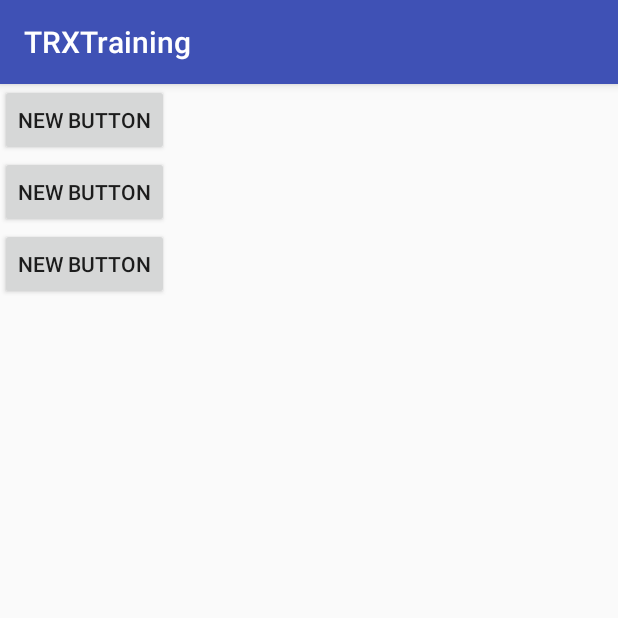
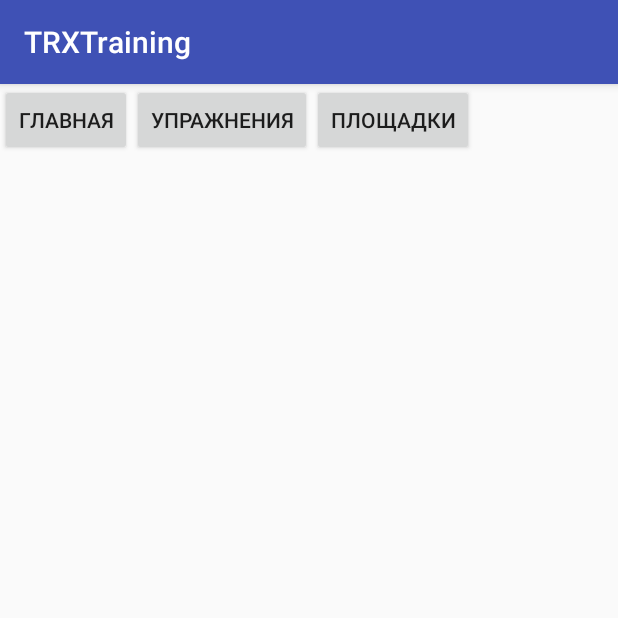
Before and after one commit to volhaBokuts/TRXTraining, an Android app: the screen it shows after launch (HomeActivity), on a phone screen of 412 x 824 dp, the top half of it. Run offline under Robolectric (Android 15) with nearby library versions, the phone set to English and light mode, and no system bars.

```diff
--- a/app/src/main/AndroidManifest.xml
+++ b/app/src/main/AndroidManifest.xml
@@ -8,14 +8,14 @@
         android:label="@string/app_name"
         android:supportsRtl="true"
         android:theme="@style/AppTheme">
-        <activity android:name=".HomeActivity">
+        <activity android:name=".SplashScreenActivity">
             <intent-filter>
                 <action android:name="android.intent.action.MAIN" />
 
                 <category android:name="android.intent.category.LAUNCHER" />
             </intent-filter>
         </activity>
-        <activity android:name=".SplashScreenActivity"></activity>
+        <activity android:name=".HomeActivity"></activity>
     </application>
 
 </manifest>
--- a/app/src/main/java/com/example/fellow/trxtraining/SplashScreenActivity.java
+++ b/app/src/main/java/com/example/fellow/trxtraining/SplashScreenActivity.java
@@ -1,13 +1,28 @@
 package com.example.fellow.trxtraining;
 
+import android.content.Intent;
+import android.os.Handler;
 import android.support.v7.app.AppCompatActivity;
 import android.os.Bundle;
 
 public class SplashScreenActivity extends AppCompatActivity {
 
+    //Время в милисекундах, в течение которого будет отображаться splash screen
+    private final int SPLASH_SCREEN_TIME = 5000;
+
     @Override
     protected void onCreate(Bundle savedInstanceState) {
         super.onCreate(savedInstanceState);
-        setContentView(R.layout.activity_splash_screen);
+        setContentView(R.layout.splash_screen);
+
+        new Handler().postDelayed(new Runnable() {
+            @Override
+            public void run() {
+                Intent intent = new Intent(SplashScreenActivity.this, HomeActivity.class);
+                SplashScreenActivity.this.startActivity(intent);
+                SplashScreenActivity.this.finish();
+            }
+        }, SPLASH_SCREEN_TIME);
+
     }
 }
--- a/app/src/main/res/layout/activity_main.xml
+++ b/app/src/main/res/layout/activity_main.xml
@@ -1,35 +1,36 @@
 <?xml version="1.0" encoding="utf-8"?>
-<RelativeLayout xmlns:android="http://schemas.android.com/apk/res/android"
+<LinearLayout xmlns:android="http://schemas.android.com/apk/res/android"
     xmlns:tools="http://schemas.android.com/tools"
     android:layout_width="match_parent"
     android:layout_height="match_parent"
+    android:orientation="vertical"
     tools:context=".HomeActivity">
 
     <LinearLayout
-        android:orientation="vertical"
+        android:orientation="horizontal"
         android:layout_width="wrap_content"
         android:layout_height="wrap_content">
 
         <Button
-            android:layout_width="wrap_content"
+            android:layout_width="match_parent"
             android:layout_height="wrap_content"
-            android:text="New Button"
-            android:id="@+id/button"
-            android:layout_gravity="center_horizontal" />
+            android:layout_weight="1"
+            android:text="Главная"
+            android:id="@+id/buttonHome" />
 
         <Button
-            android:layout_width="wrap_content"
+            android:layout_width="match_parent"
             android:layout_height="wrap_content"
-            android:text="New Button"
-            android:id="@+id/button2"
-            android:layout_gravity="center_horizontal" />
+            android:layout_weight="1"
+            android:text="Упражнения"
+            android:id="@+id/buttonExercises" />
 
         <Button
-            android:layout_width="wrap_content"
+            android:layout_width="match_parent"
             android:layout_height="wrap_content"
-            android:text="New Button"
-            android:id="@+id/button3"
-            android:layout_gravity="center_horizontal" />
+            android:layout_weight="1"
+            android:text="Площадки"
+            android:id="@+id/buttonWorkout" />
     </LinearLayout>
 
-</RelativeLayout>
+</LinearLayout>
--- a/app/src/main/res/layout/activity_splash_screen.xml
+++ b/app/src/main/res/layout/splash_screen.xml
@@ -6,9 +6,10 @@
 
     <ImageView
         android:src="@drawable/splashscreen"
-        android:layout_width="match_parent"
+        android:layout_width="wrap_content"
         android:layout_height="match_parent"
         android:id="@+id/imageViewSplashScreen"
-        android:layout_gravity="center" />
+        android:layout_gravity="center"
+        android:scaleType="fitXY"/>
 
 </LinearLayout>
```
Also changed, not shown: app/src/main/res/drawable/splashscreen.png (added), 1 other file.
